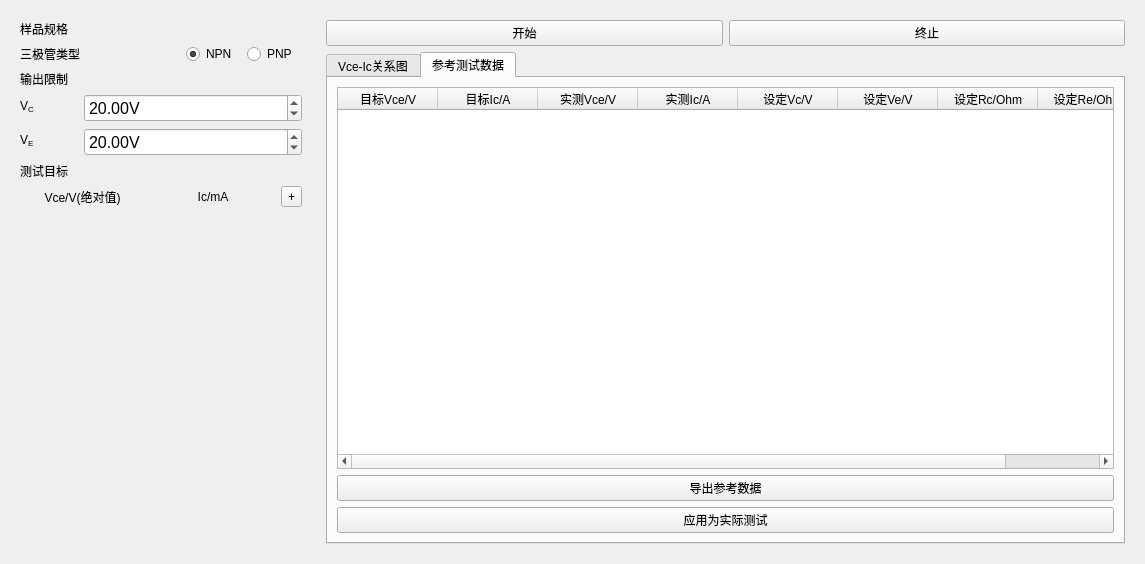
Before: the Qt Designer form new/refer.ui in Joker2387089590/MIL-STD-750, drawn with Qt 5.
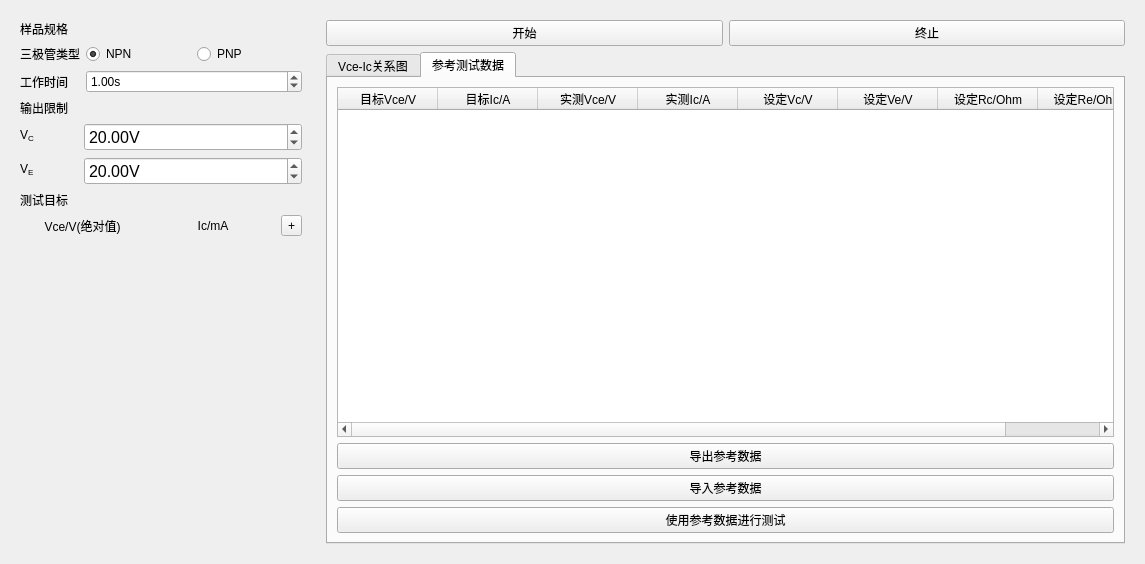
After: the same form once the commit is applied. Custom widgets are drawn as their Qt base class.

What changed in the file:
```diff
--- a/new/refer.ui
+++ b/new/refer.ui
@@ -28,18 +28,15 @@
        </widget>
       </item>
       <item>
-       <layout class="QHBoxLayout" name="horizontalLayout_10">
-        <property name="spacing">
-         <number>50</number>
-        </property>
-        <item>
+       <layout class="QFormLayout" name="formLayout">
+        <item row="0" column="0">
          <widget class="QLabel" name="h2_6">
           <property name="text">
            <string>三极管类型</string>
           </property>
          </widget>
         </item>
-        <item>
+        <item row="0" column="1">
          <widget class="QWidget" name="wType" native="true">
           <layout class="QHBoxLayout" name="horizontalLayout_6">
            <property name="leftMargin">
@@ -74,6 +71,26 @@
           </layout>
          </widget>
         </item>
+        <item row="1" column="0">
+         <widget class="QLabel" name="label">
+          <property name="text">
+           <string>工作时间</string>
+          </property>
+         </widget>
+        </item>
+        <item row="1" column="1">
+         <widget class="QDoubleSpinBox" name="doubleSpinBox">
+          <property name="suffix">
+           <string>s</string>
+          </property>
+          <property name="maximum">
+           <double>99999999.000000000000000</double>
+          </property>
+          <property name="value">
+           <double>1.000000000000000</double>
+          </property>
+         </widget>
+        </item>
        </layout>
       </item>
       <item>
@@ -282,6 +299,13 @@
          <string>参考测试数据</string>
         </attribute>
         <layout class="QGridLayout" name="gridLayout">
+         <item row="3" column="0">
+          <widget class="QPushButton" name="btnApply">
+           <property name="text">
+            <string>使用参考数据进行测试</string>
+           </property>
+          </widget>
+         </item>
          <item row="1" column="0">
           <widget class="QPushButton" name="btnExport">
            <property name="text">
@@ -334,9 +358,9 @@
           </widget>
          </item>
          <item row="2" column="0">
-          <widget class="QPushButton" name="btnApply">
+          <widget class="QPushButton" name="btnImport">
            <property name="text">
-            <string>应用为实际测试</string>
+            <string>导入参考数据</string>
            </property>
           </widget>
          </item>
```
